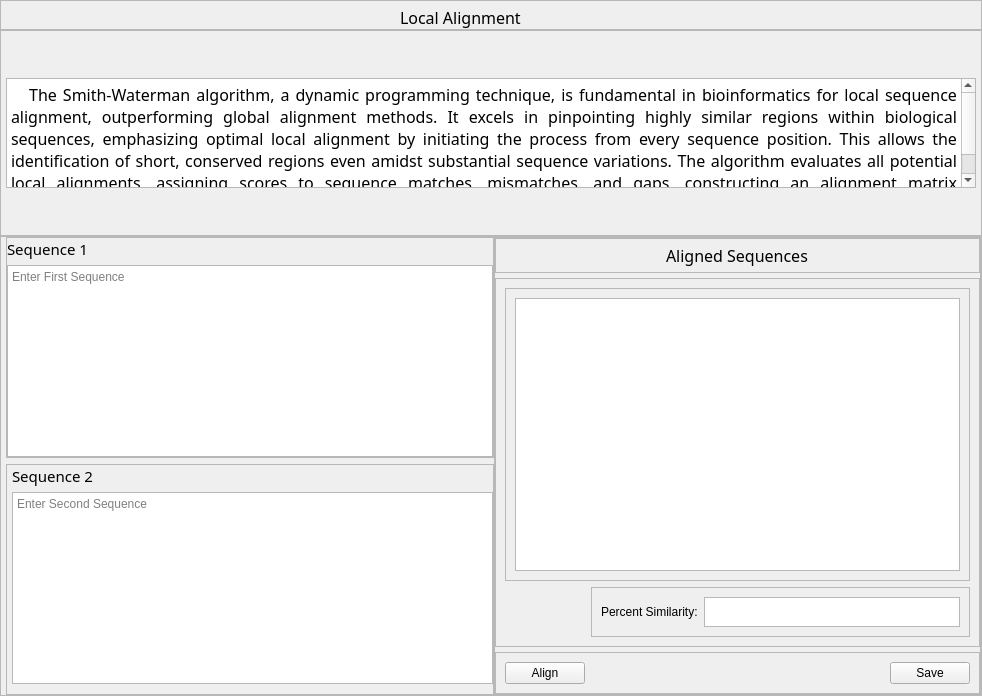
Old version of the form ui/tabs/local_align.ui in the repository bryancastillo10/BioBytes-PairSync.
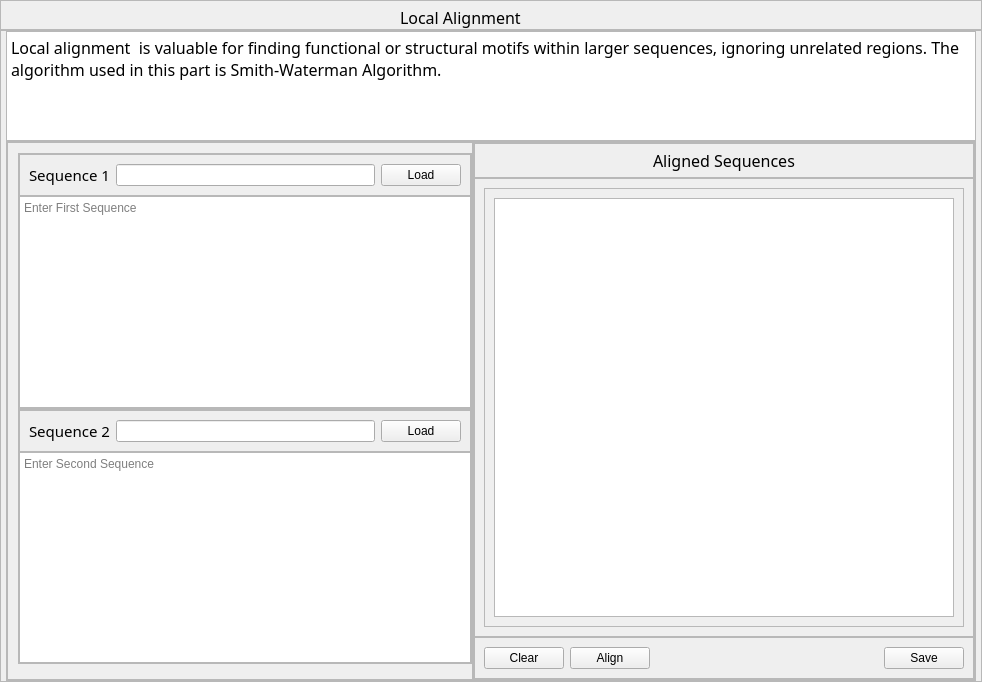
New version of the form. Icons and pictures are not drawn.

Commit message: changed layout on local and global seq alignment tab

```diff
--- a/ui/tabs/local_align.ui
+++ b/ui/tabs/local_align.ui
@@ -7,7 +7,7 @@
     <x>0</x>
     <y>0</y>
     <width>982</width>
-    <height>696</height>
+    <height>682</height>
    </rect>
   </property>
   <property name="windowTitle">
@@ -120,6 +120,12 @@
       </property>
       <item>
        <widget class="QTextBrowser" name="textBrowser">
+        <property name="sizePolicy">
+         <sizepolicy hsizetype="Preferred" vsizetype="Preferred">
+          <horstretch>0</horstretch>
+          <verstretch>0</verstretch>
+         </sizepolicy>
+        </property>
         <property name="maximumSize">
          <size>
           <width>16777215</width>
@@ -132,16 +138,19 @@
           <pointsize>12</pointsize>
          </font>
         </property>
+        <property name="verticalScrollBarPolicy">
+         <enum>Qt::ScrollBarAlwaysOff</enum>
+        </property>
+        <property name="horizontalScrollBarPolicy">
+         <enum>Qt::ScrollBarAlwaysOff</enum>
+        </property>
         <property name="html">
          <string>&lt;!DOCTYPE HTML PUBLIC &quot;-//W3C//DTD HTML 4.0//EN&quot; &quot;http://www.w3.org/TR/REC-html40/strict.dtd&quot;&gt;
 &lt;html&gt;&lt;head&gt;&lt;meta name=&quot;qrichtext&quot; content=&quot;1&quot; /&gt;&lt;style type=&quot;text/css&quot;&gt;
 p, li { white-space: pre-wrap; }
 &lt;/style&gt;&lt;/head&gt;&lt;body style=&quot; font-family:'Noto Sans'; font-size:12pt; font-weight:400; font-style:normal;&quot;&gt;
-&lt;p align=&quot;justify&quot; style=&quot; margin-top:0px; margin-bottom:0px; margin-left:0px; margin-right:0px; -qt-block-indent:0; text-indent:0px;&quot;&gt;&lt;span style=&quot; font-family:'PMingLiU';&quot;&gt;   The Smith-Waterman algorithm, a dynamic programming technique, is fundamental in bioinformatics for local sequence alignment, outperforming global alignment methods. It excels in pinpointing highly similar regions within biological sequences, emphasizing optimal local alignment by initiating the process from every sequence position. This allows the identification of short, conserved regions even amidst substantial sequence variations. The algorithm evaluates all potential local alignments, assigning scores to sequence matches, mismatches, and gaps, constructing an alignment matrix dynamically.&lt;/span&gt;&lt;/p&gt;&lt;/body&gt;&lt;/html&gt;</string>
+&lt;p style=&quot; margin-top:0px; margin-bottom:0px; margin-left:0px; margin-right:0px; -qt-block-indent:0; text-indent:0px;&quot;&gt;Local alignment  is valuable for finding functional or structural motifs within larger sequences, ignoring unrelated regions. The algorithm used in this part is Smith-Waterman Algorithm.&lt;/p&gt;&lt;/body&gt;&lt;/html&gt;</string>
         </property>
-       </widget>
-      </item>
-     </layout>
     </widget>
    </item>
    <item>
@@ -160,7 +169,7 @@
      </property>
      <layout class="QGridLayout" name="gridLayout">
       <property name="leftMargin">
-       <number>5</number>
+          <number>0</number>
       </property>
       <property name="topMargin">
        <number>0</number>
@@ -171,11 +180,11 @@
       <property name="bottomMargin">
        <number>0</number>
       </property>
-      <property name="horizontalSpacing">
+         <property name="spacing">
        <number>0</number>
       </property>
-      <item row="1" column="0">
-       <widget class="QFrame" name="seq2_frame">
+         <item row="0" column="0">
+          <widget class="QFrame" name="seq_mainframe">
         <property name="frameShape">
          <enum>QFrame::StyledPanel</enum>
         </property>
@@ -184,44 +193,21 @@
         </property>
         <layout class="QVBoxLayout" name="verticalLayout_7">
          <property name="spacing">
-          <number>5</number>
+             <number>0</number>
          </property>
          <property name="leftMargin">
-          <number>5</number>
+             <number>10</number>
          </property>
          <property name="topMargin">
-          <number>0</number>
+             <number>10</number>
          </property>
          <property name="rightMargin">
           <number>0</number>
          </property>
          <property name="bottomMargin">
-          <number>10</number>
+             <number>15</number>
          </property>
          <item>
-          <widget class="QLabel" name="label_3">
-           <property name="font">
-            <font>
-             <family>Noto Sans</family>
-             <pointsize>11</pointsize>
-            </font>
-           </property>
-           <property name="text">
-            <string>Sequence 2</string>
-           </property>
-          </widget>
-         </item>
-         <item>
-          <widget class="QTextEdit" name="textEdit_2">
-           <property name="placeholderText">
-            <string>Enter Second Sequence</string>
-           </property>
-          </widget>
-         </item>
-        </layout>
-       </widget>
-      </item>
-      <item row="0" column="0">
        <widget class="QFrame" name="seq1_frame">
         <property name="frameShape">
          <enum>QFrame::StyledPanel</enum>
@@ -229,9 +215,9 @@
         <property name="frameShadow">
          <enum>QFrame::Raised</enum>
         </property>
-        <layout class="QVBoxLayout" name="verticalLayout_6">
+              <layout class="QVBoxLayout" name="verticalLayout_2">
          <property name="spacing">
-          <number>5</number>
+                <number>0</number>
          </property>
          <property name="leftMargin">
           <number>0</number>
@@ -245,6 +231,15 @@
          <property name="bottomMargin">
           <number>0</number>
          </property>
+               <item>
+                <widget class="QFrame" name="frame">
+                 <property name="frameShape">
+                  <enum>QFrame::StyledPanel</enum>
+                 </property>
+                 <property name="frameShadow">
+                  <enum>QFrame::Raised</enum>
+                 </property>
+                 <layout class="QHBoxLayout" name="horizontalLayout">
          <item>
           <widget class="QLabel" name="label_2">
            <property name="font">
@@ -259,6 +254,23 @@
           </widget>
          </item>
          <item>
+                   <widget class="QLineEdit" name="lineEdit"/>
+                  </item>
+                  <item>
+                   <widget class="QPushButton" name="load_seq1">
+                    <property name="text">
+                     <string>Load</string>
+                    </property>
+                    <property name="icon">
+                     <iconset resource="../../static/resources_rc.qrc">
+                      <normaloff>:/icons/icons/upload.svg</normaloff>:/icons/icons/upload.svg</iconset>
+                    </property>
+                   </widget>
+                  </item>
+                 </layout>
+                </widget>
+               </item>
+               <item>
           <widget class="QTextEdit" name="textEdit">
            <property name="placeholderText">
             <string>Enter First Sequence</string>
@@ -268,14 +280,8 @@
         </layout>
        </widget>
       </item>
-      <item row="0" column="1" rowspan="2">
-       <widget class="QFrame" name="align_frame">
-        <property name="sizePolicy">
-         <sizepolicy hsizetype="Preferred" vsizetype="Expanding">
-          <horstretch>0</horstretch>
-          <verstretch>0</verstretch>
-         </sizepolicy>
-        </property>
+            <item>
+             <widget class="QFrame" name="seq2_frame">
         <property name="frameShape">
          <enum>QFrame::StyledPanel</enum>
         </property>
@@ -284,7 +290,89 @@
         </property>
         <layout class="QVBoxLayout" name="verticalLayout_5">
          <property name="spacing">
-          <number>5</number>
+                <number>0</number>
+               </property>
+               <property name="leftMargin">
+                <number>0</number>
+               </property>
+               <property name="topMargin">
+                <number>0</number>
+               </property>
+               <property name="rightMargin">
+                <number>0</number>
+               </property>
+               <property name="bottomMargin">
+                <number>0</number>
+               </property>
+               <item>
+                <widget class="QFrame" name="frame_2">
+                 <property name="frameShape">
+                  <enum>QFrame::StyledPanel</enum>
+                 </property>
+                 <property name="frameShadow">
+                  <enum>QFrame::Raised</enum>
+                 </property>
+                 <layout class="QHBoxLayout" name="horizontalLayout_2">
+                  <item>
+                   <widget class="QLabel" name="label_3">
+                    <property name="font">
+                     <font>
+                      <family>Noto Sans</family>
+                      <pointsize>11</pointsize>
+                     </font>
+                    </property>
+                    <property name="text">
+                     <string>Sequence 2</string>
+                    </property>
+                   </widget>
+                  </item>
+                  <item>
+                   <widget class="QLineEdit" name="lineEdit_2"/>
+                  </item>
+                  <item>
+                   <widget class="QPushButton" name="load_seq2">
+                    <property name="text">
+                     <string>Load</string>
+                    </property>
+                    <property name="icon">
+                     <iconset resource="../../static/resources_rc.qrc">
+                      <normaloff>:/icons/icons/upload.svg</normaloff>:/icons/icons/upload.svg</iconset>
+                    </property>
+                   </widget>
+                  </item>
+                 </layout>
+                </widget>
+               </item>
+               <item>
+                <widget class="QTextEdit" name="textEdit_2">
+                 <property name="placeholderText">
+                  <string>Enter Second Sequence</string>
+                 </property>
+                </widget>
+               </item>
+              </layout>
+             </widget>
+            </item>
+           </layout>
+          </widget>
+         </item>
+         <item row="0" column="1">
+          <widget class="QFrame" name="align_frame">
+           <property name="sizePolicy">
+            <sizepolicy hsizetype="Preferred" vsizetype="Expanding">
+             <horstretch>0</horstretch>
+             <verstretch>0</verstretch>
+            </sizepolicy>
+           </property>
+           <property name="frameShape">
+            <enum>QFrame::StyledPanel</enum>
+           </property>
+           <property name="frameShadow">
+            <enum>QFrame::Raised</enum>
+           </property>
+           <layout class="QVBoxLayout" name="verticalLayout_6">
+            <property name="spacing">
+             <number>0</number>
          </property>
          <property name="leftMargin">
           <number>0</number>
@@ -365,44 +453,6 @@
               </layout>
              </widget>
             </item>
-            <item alignment="Qt::AlignRight|Qt::AlignBottom">
-             <widget class="QFrame" name="frame_10">
-              <property name="maximumSize">
-               <size>
-                <width>16777215</width>
-                <height>50</height>
-               </size>
-              </property>
-              <property name="frameShape">
-               <enum>QFrame::StyledPanel</enum>
-              </property>
-              <property name="frameShadow">
-               <enum>QFrame::Raised</enum>
-              </property>
-              <layout class="QGridLayout" name="gridLayout_3">
-               <item row="0" column="0">
-                <widget class="QLabel" name="label_5">
-                 <property name="text">
-                  <string>Percent Similarity:</string>
-                 </property>
-                </widget>
-               </item>
-               <item row="0" column="1">
-                <widget class="QTextBrowser" name="textBrowser_3">
-                 <property name="maximumSize">
-                  <size>
-                   <width>16777215</width>
-                   <height>30</height>
-                  </size>
-                 </property>
-                 <property name="verticalScrollBarPolicy">
-                  <enum>Qt::ScrollBarAlwaysOff</enum>
-                 </property>
-                </widget>
-               </item>
-              </layout>
-             </widget>
-            </item>
            </layout>
           </widget>
          </item>
@@ -414,7 +464,18 @@
            <property name="frameShadow">
             <enum>QFrame::Raised</enum>
            </property>
-           <layout class="QHBoxLayout" name="horizontalLayout">
+              <layout class="QHBoxLayout" name="horizontalLayout_3">
+               <item>
+                <widget class="QPushButton" name="clear_btn">
+                 <property name="text">
+                  <string>Clear</string>
+                 </property>
+                 <property name="icon">
+                  <iconset resource="../../static/resources_rc.qrc">
+                   <normaloff>:/icons/icons/trash-2.svg</normaloff>:/icons/icons/trash-2.svg</iconset>
+                 </property>
+                </widget>
+               </item>
             <item>
              <widget class="QPushButton" name="align_btn">
               <property name="text">
@@ -454,6 +515,11 @@
           </widget>
          </item>
         </layout>
+          </widget>
+         </item>
+        </layout>
+        <zorder>seq_mainframe</zorder>
+        <zorder>align_frame</zorder>
        </widget>
       </item>
      </layout>
```
Lines whose indentation alone changed are shown as unchanged. The commit also changes 4 other files.
